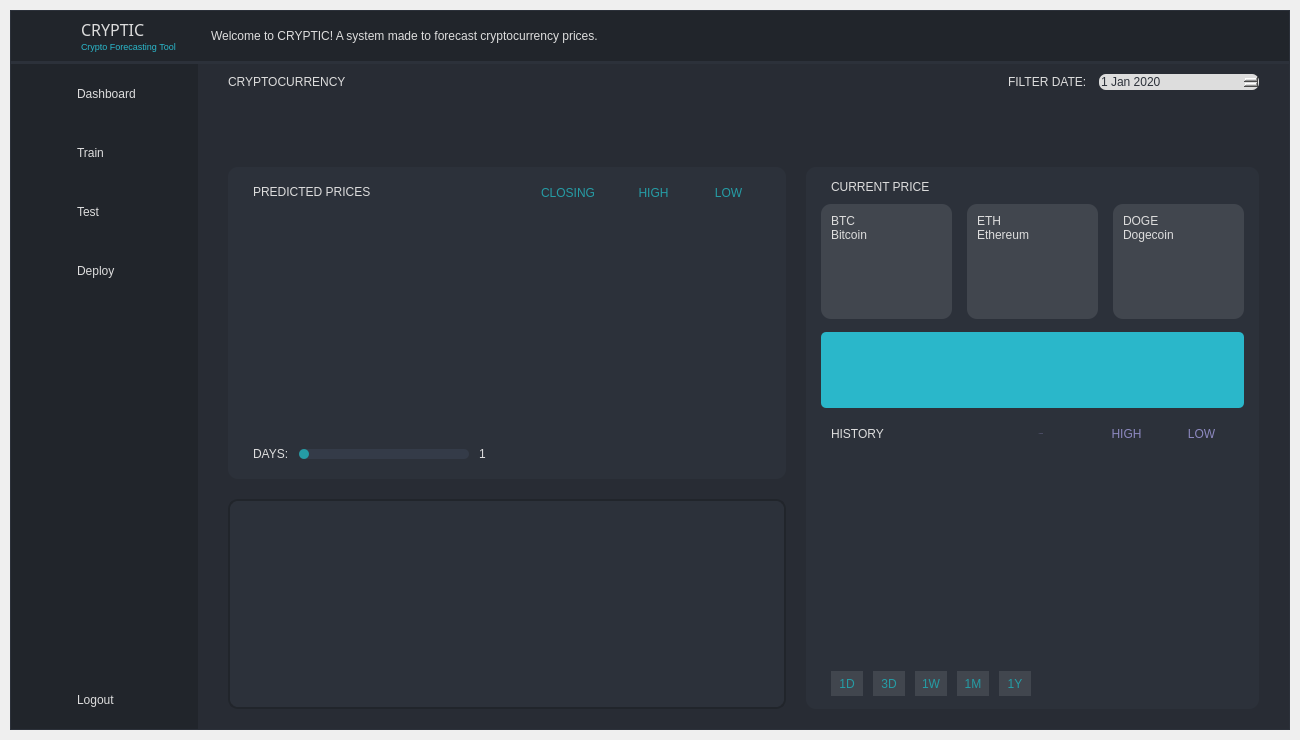
Qt form admin/ui_files/main.ui (CRYPTIC-THESIS/soft-eng-cryptic) before a commit.
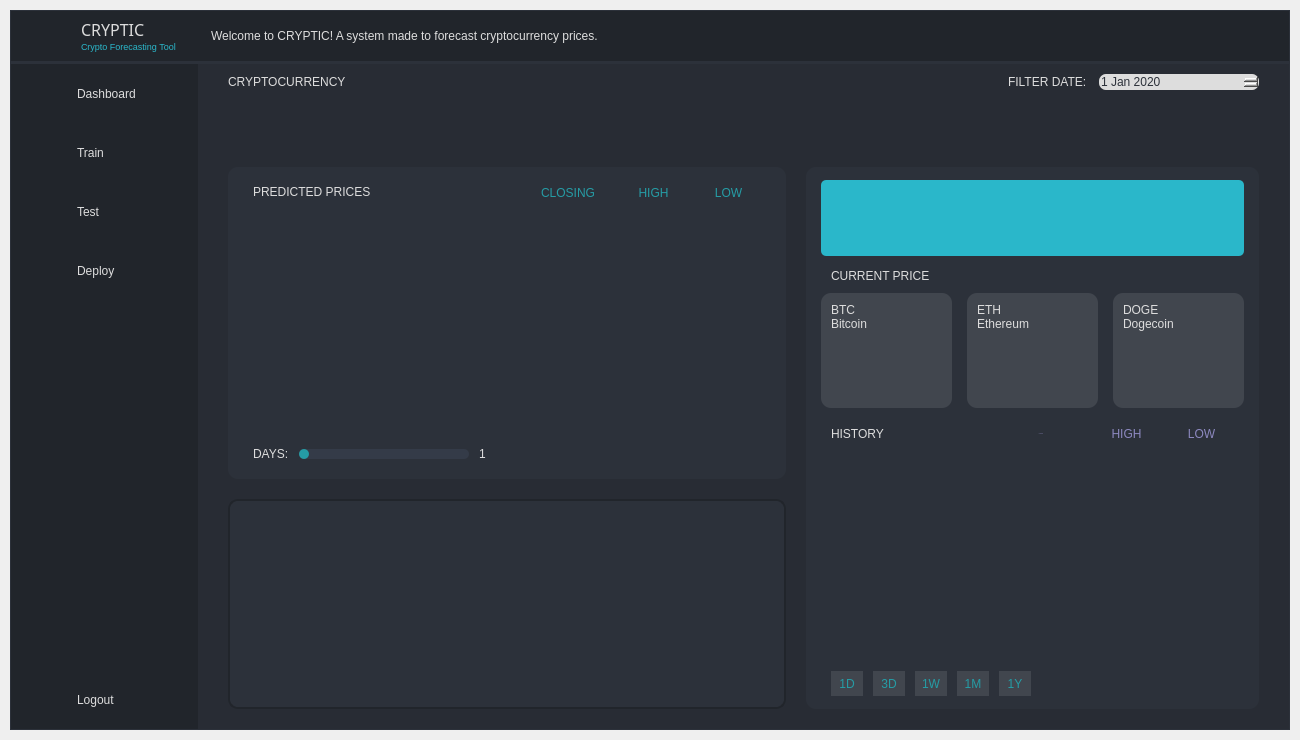
The same form after that commit. Icons and pictures are not drawn.

Commit message: fuzzy suggestion added

Patch:
```diff
--- a/admin/ui_files/main.ui
+++ b/admin/ui_files/main.ui
@@ -1998,6 +1998,64 @@
                              <property name="bottomMargin">
                               <number>13</number>
                              </property>
+                             <item>
+                              <widget class="QFrame" name="suggestionFrame">
+                               <property name="minimumSize">
+                                <size>
+                                 <width>0</width>
+                                 <height>50</height>
+                                </size>
+                               </property>
+                               <property name="styleSheet">
+                                <string notr="true">background: #2AB7CA;
+/* border: 1px solid white; */
+border-radius: 5px;</string>
+                               </property>
+                               <property name="frameShape">
+                                <enum>QFrame::NoFrame</enum>
+                               </property>
+                               <property name="frameShadow">
+                                <enum>QFrame::Raised</enum>
+                               </property>
+                               <layout class="QHBoxLayout" name="horizontalLayout_50">
+                                <property name="spacing">
+                                 <number>0</number>
+                                </property>
+                                <property name="leftMargin">
+                                 <number>0</number>
+                                </property>
+                                <property name="topMargin">
+                                 <number>0</number>
+                                </property>
+                                <property name="rightMargin">
+                                 <number>0</number>
+                                </property>
+                                <property name="bottomMargin">
+                                 <number>0</number>
+                                </property>
+                                <item>
+                                 <widget class="QLabel" name="suggestionLabel">
+                                  <property name="maximumSize">
+                                   <size>
+                                    <width>16777215</width>
+                                    <height>30</height>
+                                   </size>
+                                  </property>
+                                  <property name="styleSheet">
+                                   <string notr="true">font: 30px &quot;Segoe UI BOLD&quot;;
+color: #21252B;</string>
+                                  </property>
+                                  <property name="text">
+                                   <string/>
+                                  </property>
+                                  <property name="alignment">
+                                   <set>Qt::AlignCenter</set>
+                                  </property>
+                                 </widget>
+                                </item>
+                               </layout>
+                              </widget>
+                             </item>
                              <item>
                               <widget class="QFrame" name="currPriceFrame">
                                <property name="frameShape">
@@ -2569,58 +2627,6 @@
                                </layout>
                               </widget>
                              </item>
-                             <item>
-                              <widget class="QFrame" name="suggestionFrame">
-                               <property name="styleSheet">
-                                <string notr="true">background: #2AB7CA;
-/* border: 1px solid white; */
-border-radius: 5px;</string>
-                               </property>
-                               <property name="frameShape">
-                                <enum>QFrame::NoFrame</enum>
-                               </property>
-                               <property name="frameShadow">
-                                <enum>QFrame::Raised</enum>
-                               </property>
-                               <layout class="QHBoxLayout" name="horizontalLayout_50">
-                                <property name="spacing">
-                                 <number>0</number>
-                                </property>
-                                <property name="leftMargin">
-                                 <number>0</number>
-                                </property>
-                                <property name="topMargin">
-                                 <number>0</number>
-                                </property>
-                                <property name="rightMargin">
-                                 <number>0</number>
-                                </property>
-                                <property name="bottomMargin">
-                                 <number>0</number>
-                                </property>
-                                <item>
-                                 <widget class="QLabel" name="suggestionLabel">
-                                  <property name="maximumSize">
-                                   <size>
-                                    <width>16777215</width>
-                                    <height>30</height>
-                                   </size>
-                                  </property>
-                                  <property name="styleSheet">
-                                   <string notr="true">font: 30px &quot;Segoe UI BOLD&quot;;
-color: #21252B;</string>
-                                  </property>
-                                  <property name="text">
-                                   <string/>
-                                  </property>
-                                  <property name="alignment">
-                                   <set>Qt::AlignCenter</set>
-                                  </property>
-                                 </widget>
-                                </item>
-                               </layout>
-                              </widget>
-                             </item>
                              <item>
                               <widget class="QFrame" name="daysButtonsFrame">
                                <property name="frameShape">
```
The commit also changes 19 other files.
